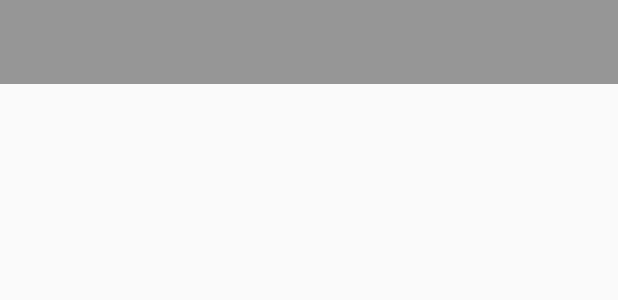
After one commit to MakBeard/geekday_2016, an Android app: the layout toolbar.xml on its own in the app's theme, with its tools: preview values and no code run, on a phone screen of 412 x 824 dp. The commit adds this screen. Shown: the top 300 px of the screen. Run offline under Robolectric (Android 15) with nearby library versions, the phone set to English and light mode, and no system bars.

Commit message:
Add toolbar.

```diff
--- a/app/src/main/AndroidManifest.xml
+++ b/app/src/main/AndroidManifest.xml
@@ -21,7 +21,9 @@
             android:label="@string/title_activity_tale_player"
             android:theme="@style/FullscreenTheme" />
         <activity android:name=".MainActivity"></activity>
-        <activity android:name=".TaleChooserActivity"></activity>
+        <activity android:name=".TaleChooserActivity"
+            android:screenOrientation="landscape"/>
+
     </application>
 
 </manifest>
--- a/app/src/main/res/layout/activity_tale_chooser.xml
+++ b/app/src/main/res/layout/activity_tale_chooser.xml
@@ -1,4 +1,5 @@
 <?xml version="1.0" encoding="utf-8"?>
+
 <RelativeLayout xmlns:android="http://schemas.android.com/apk/res/android"
     xmlns:tools="http://schemas.android.com/tools"
     android:layout_width="match_parent"
--- /dev/null
+++ b/app/src/main/res/layout/toolbar.xml
@@ -0,0 +1,8 @@
+<?xml version="1.0" encoding="utf-8"?>
+<android.support.v7.widget.Toolbar xmlns:android="http://schemas.android.com/apk/res/android"
+    android:id="@+id/toolbar"
+    android:layout_width="match_parent"
+    android:layout_height="?android:actionBarSize"
+    android:theme="@style/FullscreenActionBarStyle">
+
+</android.support.v7.widget.Toolbar>
```
Also changed, not shown: app/src/main/java/com/makbeard/logoped/TaleChooserActivity.java (+7 -0 lines), app/src/main/java/com/makbeard/logoped/TalesRecyclerViewAdapter.java (+6 -3 lines), app/src/main/res/layout/tale_cardview.xml (+22 -15 lines), app/src/main/res/menu/menu_tale_chooser_activity.xml (added, +8 -0 lines).
